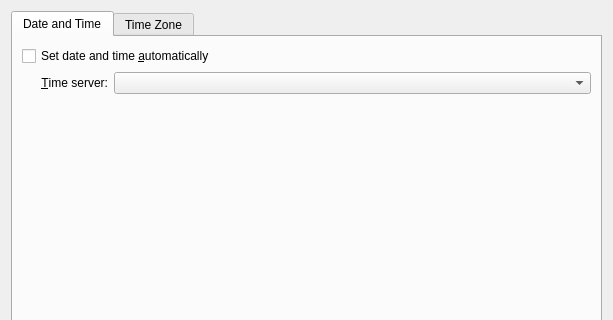
This is kcms/dateandtime/dateandtime.ui in Sonic-DE/sonic-desktop-interface as Qt 5 draws it before an edit; both pictures show x 0 to 613 and y 0 to 320 of the 613 by 463 pixel window. The edited form follows.
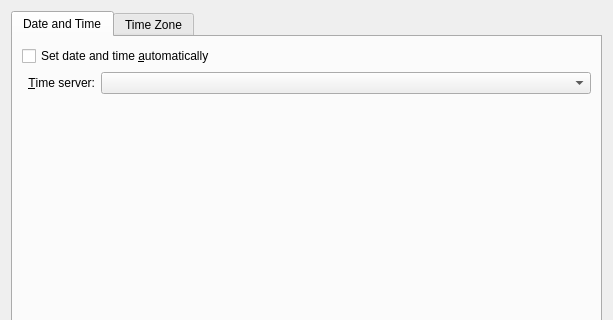
This is the edited form. Custom widgets are drawn as their Qt base class.

Commit message:
kcms/dateandtime: Add spacers on left & right, fix time server sizeHint
And also increase the minimum size of the analog clock to a more
sensible size. All of these small fixes help the various sizing and
positioning issues with the KCM.

What changed in the file:
```diff
--- a/kcms/dateandtime/dateandtime.ui
+++ b/kcms/dateandtime/dateandtime.ui
@@ -39,12 +39,6 @@
            <property name="sizeType">
             <enum>QSizePolicy::Fixed</enum>
            </property>
-           <property name="sizeHint" stdset="0">
-            <size>
-             <width>13</width>
-             <height>21</height>
-            </size>
-           </property>
           </spacer>
          </item>
          <item row="1" column="1">
```
Left out of the diff: 14 changed lines with no effect on the pictures. The commit also changes 1 other file.
